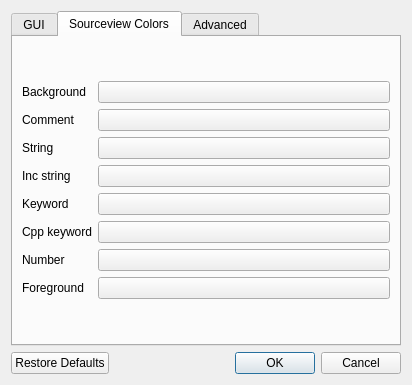
Old version of the form src/settingsdialog.ui in the repository jhn98032/gede.
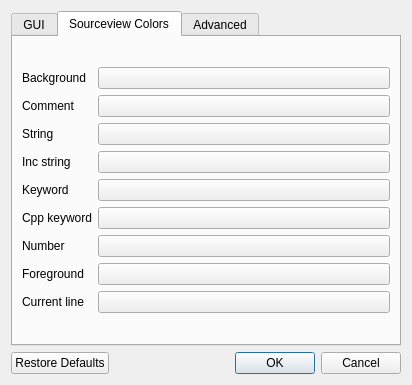
New version of the form. The open tabs and pages were chosen to show the change. Custom widgets are drawn as their Qt base class.

Commit message: Added support for changing 'Current Line' color.

What changed in the file:
```diff
--- a/src/settingsdialog.ui
+++ b/src/settingsdialog.ui
@@ -424,6 +424,20 @@
            </property>
           </widget>
          </item>
+         <item row="8" column="0">
+          <widget class="QLabel" name="label_17">
+           <property name="text">
+            <string>Current line</string>
+           </property>
+          </widget>
+         </item>
+         <item row="8" column="1">
+          <widget class="MColorButton" name="pushButton_clr_curLine">
+           <property name="text">
+            <string/>
+           </property>
+          </widget>
+         </item>
         </layout>
        </item>
       </layout>
```
The commit also changes 4 other files.
